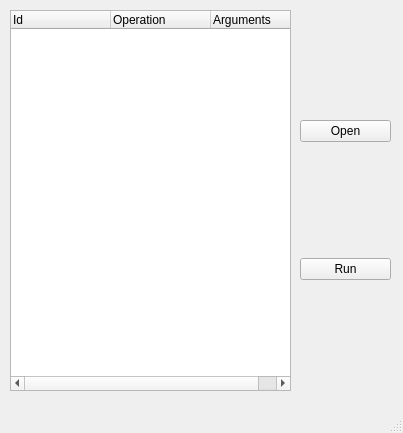
Qt form lib/gui/Main.ui (skyclad0x7b7/Pacro) before a commit.
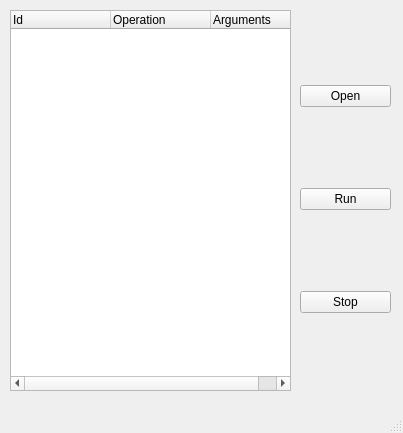
The same form after that commit.

Patch:
```diff
--- a/lib/gui/Main.ui
+++ b/lib/gui/Main.ui
@@ -69,6 +69,13 @@
        </property>
       </widget>
      </item>
+     <item>
+      <widget class="QPushButton" name="button_stop">
+       <property name="text">
+        <string>Stop</string>
+       </property>
+      </widget>
+     </item>
     </layout>
    </widget>
   </widget>
```
